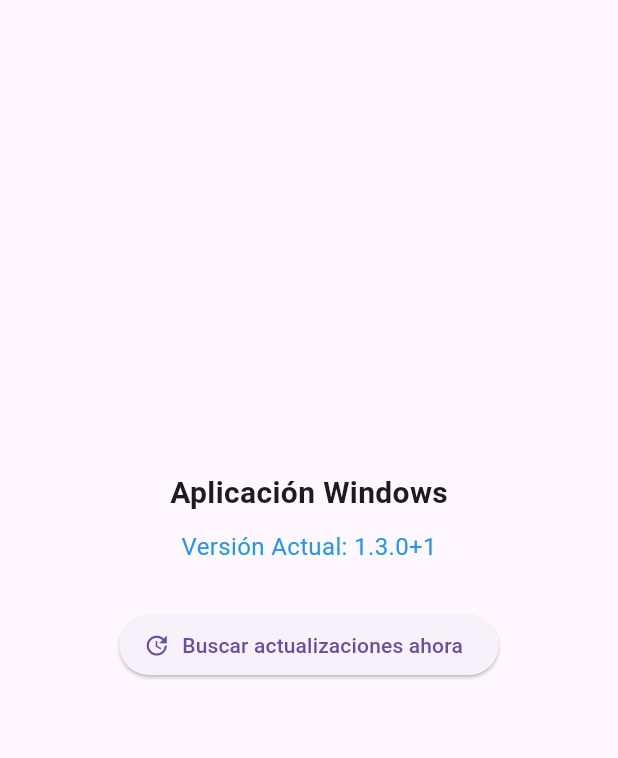
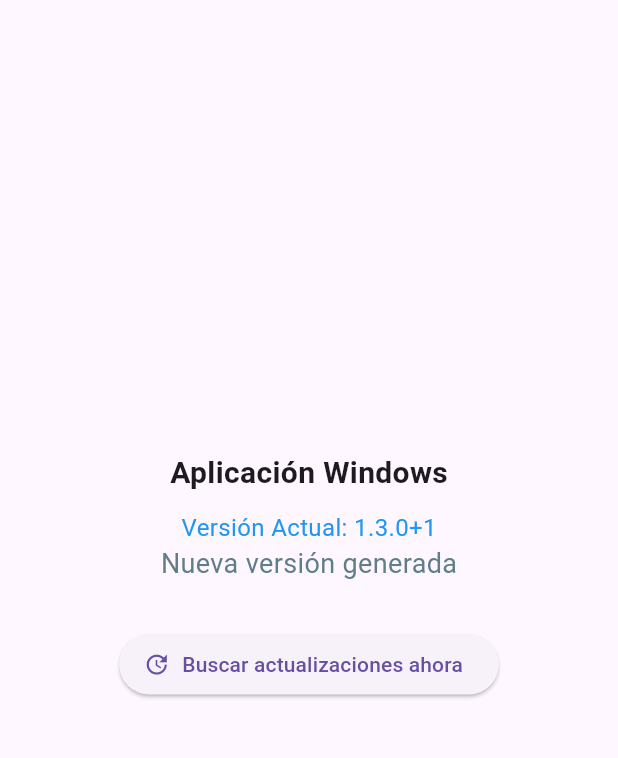
Before and after one commit to amautta19/flutter_windows_version, a Flutter app: the screen it shows after launch, on a phone screen of 412 x 824 dp, the part 84-842 px from its top. Run offline on Flutter 3.47's test engine with Material 3 defaults, Android fonts, the phone set to English and light mode, and no system bars; our stand-ins replace package_info_plus; missing offline and left inert: auto_updater.

Commit message:
Se agrega un nuevo diseño

```diff
--- a/lib/main.dart
+++ b/lib/main.dart
@@ -61,6 +61,7 @@ class _MyAppState extends State<MyApp> {
                 'Versión Actual: $_version',
                 style: const TextStyle(fontSize: 16, color: Colors.blue),
               ),
+              Text('Nueva versión generada', style: TextStyle(fontSize: 18, color: Colors.blueGrey),),
               const SizedBox(height: 30),
               ElevatedButton.icon(
                 onPressed: () => autoUpdater.checkForUpdates(),
```
